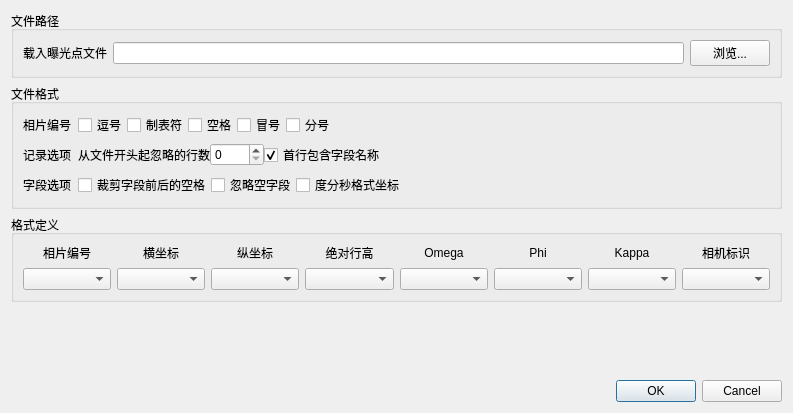
Qt form ui/uavposloaddialog.ui (RenShuYuan/UAVplatform) before a commit.
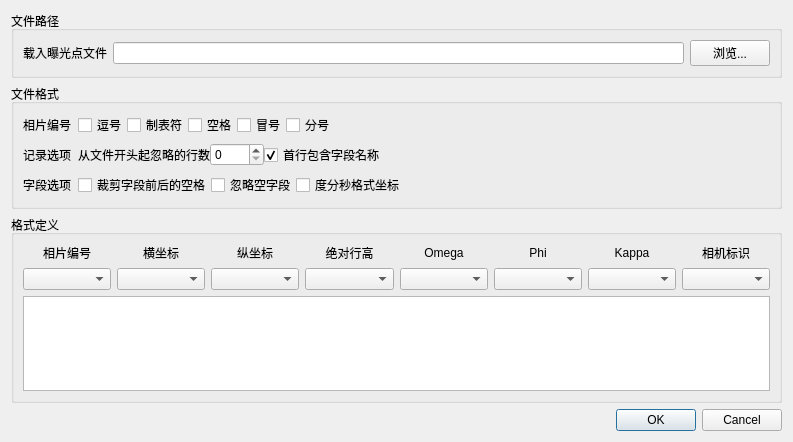
The same form after that commit.

Patch:
```diff
--- a/ui/uavposloaddialog.ui
+++ b/ui/uavposloaddialog.ui
@@ -7,7 +7,7 @@
     <x>0</x>
     <y>0</y>
     <width>793</width>
-    <height>413</height>
+    <height>442</height>
    </rect>
   </property>
   <property name="windowTitle">
@@ -384,22 +384,12 @@
         </item>
        </layout>
       </item>
+      <item>
+       <widget class="QTableWidget" name="tableWidget"/>
+      </item>
      </layout>
     </widget>
    </item>
-   <item>
-    <spacer name="verticalSpacer">
-     <property name="orientation">
-      <enum>Qt::Vertical</enum>
-     </property>
-     <property name="sizeHint" stdset="0">
-      <size>
-       <width>20</width>
-       <height>40</height>
-      </size>
-     </property>
-    </spacer>
-   </item>
    <item>
     <widget class="QDialogButtonBox" name="buttonBox">
      <property name="orientation">
```
